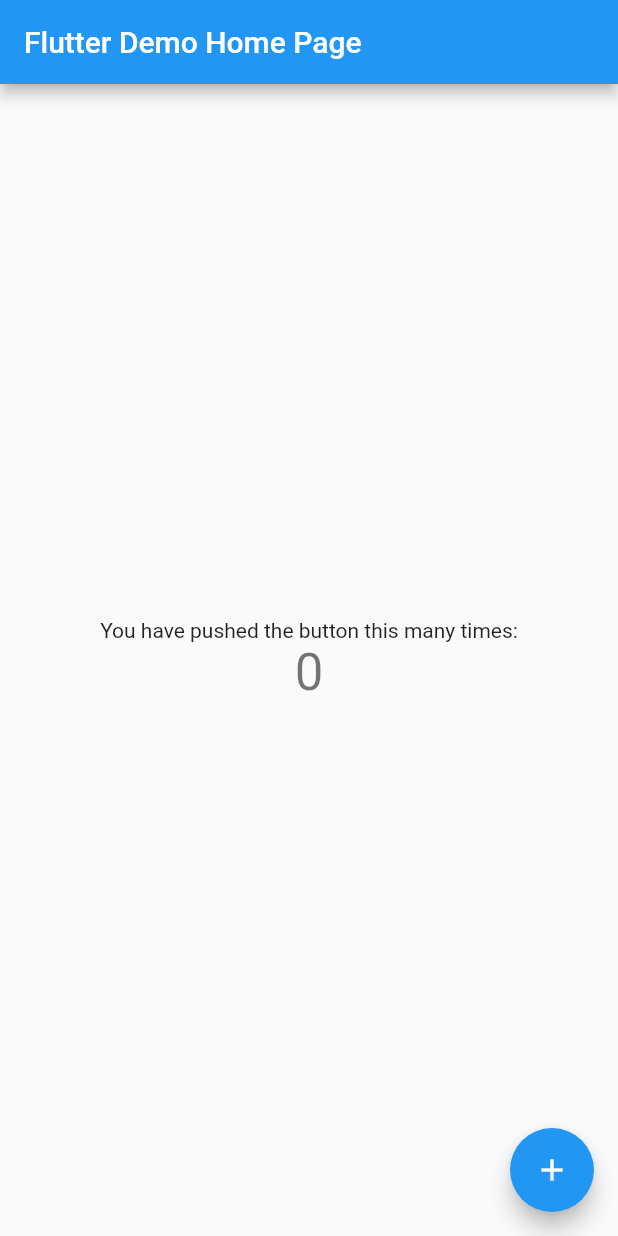
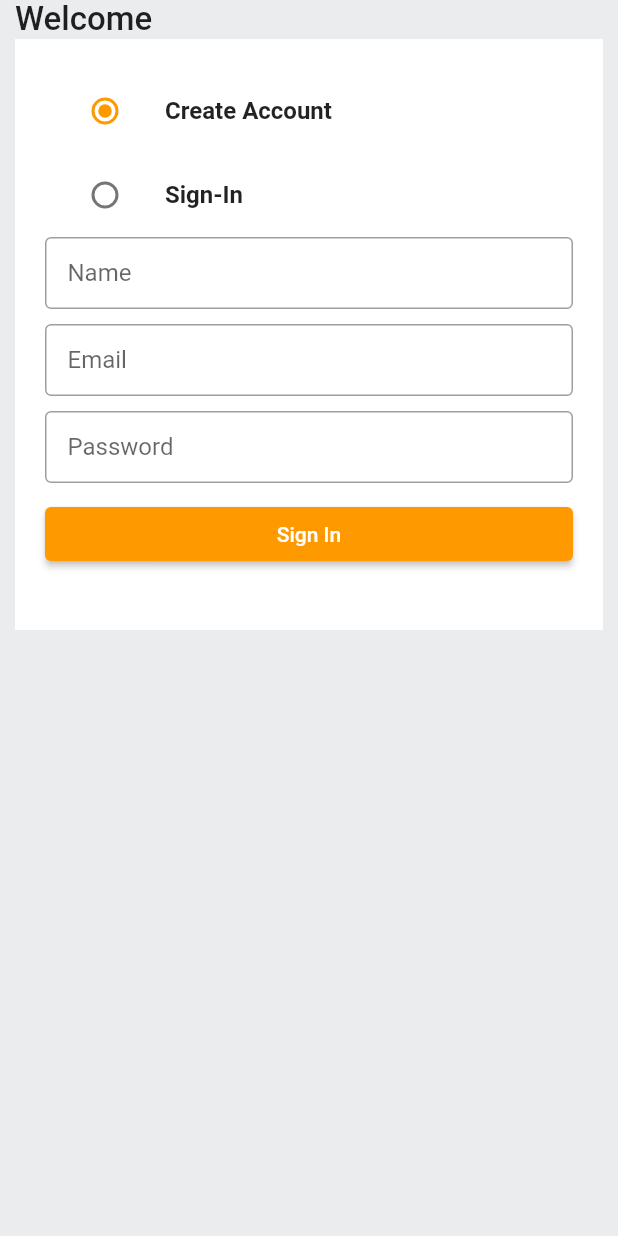
Before and after one commit to allanjiru/flutter_amazon_clone, a Flutter app: the screen it shows after launch, on a phone screen of 412 x 824 dp. Run offline on Flutter 3.47's test engine with Material 2 defaults, Android fonts, the phone set to English and light mode, and no system bars.

Commit message:
auth screen

```diff
--- /dev/null
+++ b/lib/common/widgets/submit_button.dart
@@ -0,0 +1,19 @@
+import 'package:flutter/material.dart';
+
+class SubmitButton extends StatelessWidget {
+  const SubmitButton({
+    Key? key,
+    required this.buttonName, required this.onTap,
+  }) : super(key: key);
+
+  final String buttonName;
+  final VoidCallback onTap;
+
+  @override
+  Widget build(BuildContext context) {
+    return SizedBox(
+      width: double.infinity,
+      child: ElevatedButton(onPressed: onTap, child: Text(buttonName)),
+    );
+  }
+}
--- /dev/null
+++ b/lib/common/widgets/text_input.dart
@@ -0,0 +1,22 @@
+import 'package:flutter/material.dart';
+import 'package:amazon_node_clone/constants/global_variables.dart';
+
+class TextInput extends StatelessWidget {
+  const TextInput({
+    Key? key, required this.hintName,
+  }) : super(key: key);
+
+  final String hintName;
+  @override
+  Widget build(BuildContext context) {
+    return TextField(
+      decoration: InputDecoration(
+        hintText: hintName,
+        contentPadding: const EdgeInsets.symmetric(horizontal: 15),
+        border: const OutlineInputBorder(
+          borderSide: BorderSide(color: Colors.black38),
+        ),
+      ),
+    );
+  }
+}
--- /dev/null
+++ b/lib/features/auth/screens/auth_screen.dart
@@ -0,0 +1,114 @@
+import 'package:amazon_node_clone/common/widgets/submit_button.dart';
+import 'package:amazon_node_clone/common/widgets/text_input.dart';
+import 'package:amazon_node_clone/constants/global_variables.dart';
+import 'package:flutter/material.dart';
+import 'package:amazon_node_clone/constants/global_variables.dart';
+
+enum Auth { signin, signup }
+
+class AuthScreen extends StatefulWidget {
+  const AuthScreen({Key? key}) : super(key: key);
+  static const String routeName = '/auth-screen';
+  @override
+  State<AuthScreen> createState() => _AuthScreenState();
+}
+
+class _AuthScreenState extends State<AuthScreen> {
+  Auth _auth = Auth.signup;
+  final _signUpFormKey = GlobalKey<FormState>();
+  final _signInFormKey = GlobalKey<FormState>();
+  @override
+  Widget build(BuildContext context) {
+    return Scaffold(
+      backgroundColor: GlobalVariables.greyBackgroundCOlor,
+      body: SafeArea(
+        child: Container(
+          margin: const EdgeInsets.symmetric(horizontal: 10.0),
+          child: Column(
+            crossAxisAlignment: CrossAxisAlignment.start,
+            children: [
+              const Text(
+                'Welcome',
+                style: TextStyle(fontSize: 22.0, fontWeight: FontWeight.w500),
+              ),
+              Container(
+                color: Colors.white,
+                padding: const EdgeInsets.all(20.0),
+                child: Column(
+                  children: [
+                    ListTile(
+                      title:const Text(
+                        'Create Account',
+                        style: TextStyle(fontWeight: FontWeight.bold),
+                      ),
+                      leading: Radio(
+                          activeColor: GlobalVariables.secondaryColor,
+                          value: Auth.signup,
+                          groupValue: _auth,
+                          onChanged: (Auth? val) {
+                            setState(() {
+                              _auth = val!;
+                            });
+                          }),
+                    ),
+                    ListTile(
+                      title:const Text(
+                        'Sign-In',
+                        style: TextStyle(fontWeight: FontWeight.bold),
+                      ),
+                      leading: Radio(
+                          activeColor: GlobalVariables.secondaryColor,
+                          value: Auth.signin,
+                          groupValue: _auth,
+                          onChanged: (Auth? val) {
+                            setState(() {
+                              _auth = val!;
+                            });
+                          }),
+                    ),
+
+                    if(_auth == Auth.signup)
+                      Form(
+                        key: _signUpFormKey,
+                        child: Column(
+                          children: [
+                              const TextInput(hintName: 'Name',),
+                              const SizedBox(height:10 ,),
+                              const TextInput(hintName: 'Email',),
+                              const SizedBox(height:10 ,),
+                              const TextInput(hintName: 'Password',),
+                              const SizedBox(height:10 ,),
+                              SubmitButton(buttonName: 'Sign In', onTap: () {  },),
+                          ],
+                        )
+                        ),
+
+                    if(_auth == Auth.signin)
+                      Form(
+                        key: _signUpFormKey,
+                        child: Column(
+                          children: [
+                              const TextInput(hintName: 'Email',),
+                              const SizedBox(height:10 ,),
+                              const TextInput(hintName: 'Password',),
+                              const SizedBox(height:10 ,),
+                              SubmitButton(buttonName: 'Register', onTap: () {  },),
+                          ],
+                        ),
+                      ),
+
+
+                    const SizedBox(
+                      height: 20.0,
+                    ),
+
+                  ],
+                ),
+              ),
+            ],
+          ),
+        ),
+      ),
+    );
+  }
+}
--- a/lib/main.dart
+++ b/lib/main.dart
@@ -1,4 +1,7 @@
+import 'package:amazon_node_clone/features/auth/screens/auth_screen.dart';
+import 'package:amazon_node_clone/router.dart';
 import 'package:flutter/material.dart';
+import 'package:amazon_node_clone/constants/global_variables.dart';
 
 void main() {
   runApp(const MyApp());
@@ -12,96 +15,45 @@ class MyApp extends StatelessWidget {
   Widget build(BuildContext context) {
     return MaterialApp(
       debugShowCheckedModeBanner: false,
-      title: 'Flutter Demo',
+      title: 'Amazon Node Clone',
       theme: ThemeData(
-        primarySwatch: Colors.blue,
-      ),
-      home: const MyHomePage(title: 'Flutter Demo Home Page'),
+          scaffoldBackgroundColor: GlobalVariables.backgroundColor,
+          primarySwatch: Colors.blue,
+          colorScheme:
+              const ColorScheme.light(primary: GlobalVariables.secondaryColor),
+          appBarTheme: const AppBarTheme(
+            elevation: 0,
+            iconTheme: IconThemeData(color: Colors.black),
+          )),
+      onGenerateRoute: (settings) => generateRoute(settings),
+      home: const AuthScreen(),
     );
   }
 }
 
-class MyHomePage extends StatefulWidget {
-  const MyHomePage({Key? key, required this.title}) : super(key: key);
-
-  // This widget is the home page of your application. It is stateful, meaning
-  // that it has a State object (defined below) that contains fields that affect
-  // how it looks.
-
-  // This class is the configuration for the state. It holds the values (in this
-  // case the title) provided by the parent (in this case the App widget) and
-  // used by the build method of the State. Fields in a Widget subclass are
-  // always marked "final".
-
-  final String title;
-
-  @override
-  State<MyHomePage> createState() => _MyHomePageState();
-}
-
-class _MyHomePageState extends State<MyHomePage> {
-  int _counter = 0;
-
-  void _incrementCounter() {
-    setState(() {
-      // This call to setState tells the Flutter framework that something has
-      // changed in this State, which causes it to rerun the build method below
-      // so that the display can reflect the updated values. If we changed
-      // _counter without calling setState(), then the build method would not be
-      // called again, and so nothing would appear to happen.
-      _counter++;
-    });
-  }
+class HomePage extends StatelessWidget {
+  const HomePage({Key? key}) : super(key: key);
 
   @override
   Widget build(BuildContext context) {
-    // This method is rerun every time setState is called, for instance as done
-    // by the _incrementCounter method above.
-    //
-    // The Flutter framework has been optimized to make rerunning build methods
-    // fast, so that you can just rebuild anything that needs updating rather
-    // than having to individually change instances of widgets.
     return Scaffold(
       appBar: AppBar(
-        // Here we take the value from the MyHomePage object that was created by
-        // the App.build method, and use it to set our appbar title.
-        title: Text(widget.title),
+        centerTitle: true,
+        title: const Text('Amazon Node Clone'),
       ),
       body: Center(
-        // Center is a layout widget. It takes a single child and positions it
-        // in the middle of the parent.
         child: Column(
-          // Column is also a layout widget. It takes a list of children and
-          // arranges them vertically. By default, it sizes itself to fit its
-          // children horizontally, and tries to be as tall as its parent.
-          //
-          // Invoke "debug painting" (press "p" in the console, choose the
-          // "Toggle Debug Paint" action from the Flutter Inspector in Android
-          // Studio, or the "Toggle Debug Paint" command in Visual Studio Code)
-          // to see the wireframe for each widget.
-          //
-          // Column has various properties to control how it sizes itself and
-          // how it positions its children. Here we use mainAxisAlignment to
-          // center the children vertically; the main axis here is the vertical
-          // axis because Columns are vertical (the cross axis would be
-          // horizontal).
           mainAxisAlignment: MainAxisAlignment.center,
-          children: <Widget>[
-            const Text(
-              'You have pushed the button this many times:',
-            ),
-            Text(
-              '$_counter',
-              style: Theme.of(context).textTheme.headline4,
-            ),
+          children: [
+            const Text('This is an Amazon Clone App'),
+            ElevatedButton(
+                onPressed: () {
+                  Navigator.pushNamed(context, AuthScreen.routeName);
+                },
+                child: const Text('Clik!')),
           ],
         ),
       ),
-      floatingActionButton: FloatingActionButton(
-        onPressed: _incrementCounter,
-        tooltip: 'Increment',
-        child: const Icon(Icons.add),
-      ), // This trailing comma makes auto-formatting nicer for build methods.
     );
   }
 }
--- /dev/null
+++ b/lib/router.dart
@@ -0,0 +1,24 @@
+import 'package:amazon_node_clone/features/auth/screens/auth_screen.dart';
+import 'package:flutter/material.dart';
+
+Route<dynamic> generateRoute(RouteSettings routeSettings) {
+  switch (routeSettings.name) {
+    case AuthScreen.routeName:
+      return MaterialPageRoute(
+        settings: routeSettings,
+        builder: (_) => const AuthScreen()
+        );
+
+    default:
+      return MaterialPageRoute(
+        settings: routeSettings,
+        builder: (_) => const Scaffold(
+            body: Center(
+              child: Text(
+                'No Page Found',
+              ),
+            ),
+          ),
+        );
+  }
+}
```
Also changed, not shown: assets/images/amazon_in.png (added), assets/images/appliances.jpeg (added), assets/images/books.jpeg (added), assets/images/electronics.jpeg (added), assets/images/essentials.jpeg (added), assets/images/fashion.jpeg (added), assets/images/mobiles.jpeg (added), 1 other file.
